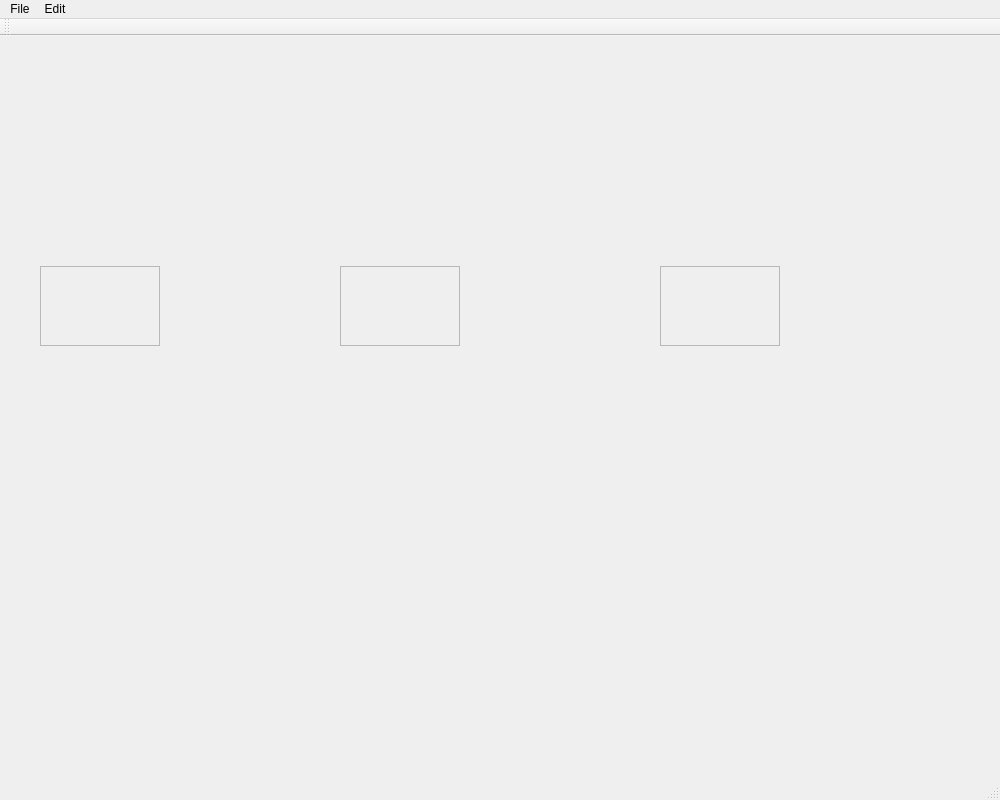
The window that res/ui/sandboxwindow.ui (kaizxr/cafl) describes before a commit, drawn with Qt 5.
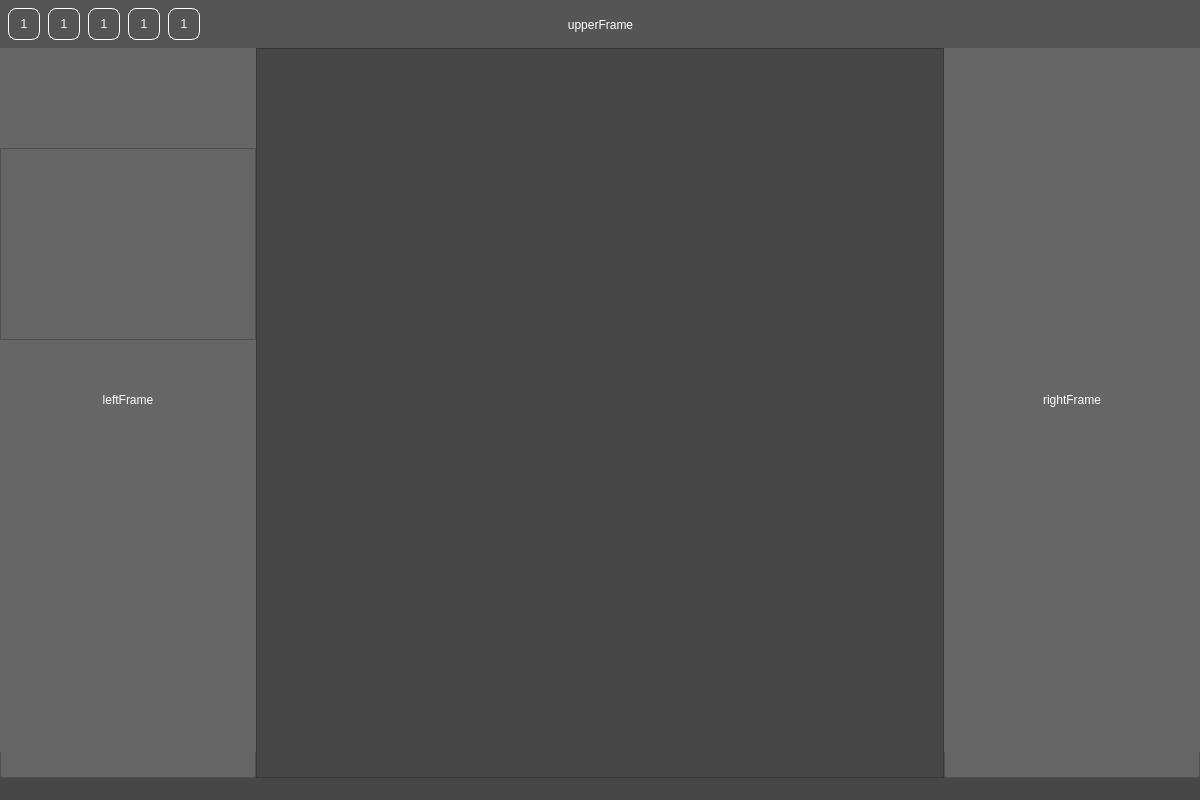
The same window after the commit.

Patch:
```diff
--- a/res/ui/sandboxwindow.ui
+++ b/res/ui/sandboxwindow.ui
@@ -6,106 +6,381 @@
    <rect>
     <x>0</x>
     <y>0</y>
-    <width>1000</width>
+    <width>1200</width>
     <height>800</height>
    </rect>
   </property>
   <property name="windowTitle">
    <string>SandboxWindow</string>
   </property>
+  <property name="styleSheet">
+   <string notr="true">background-color: rgb(71, 71, 71);
+color: rgb(255, 255, 255);</string>
+  </property>
   <widget class="QWidget" name="centralwidget">
-   <widget class="QFrame" name="frame">
-    <property name="geometry">
-     <rect>
-      <x>40</x>
-      <y>230</y>
-      <width>120</width>
-      <height>80</height>
-     </rect>
+   <layout class="QHBoxLayout" name="horizontalLayout_2">
+    <property name="spacing">
+     <number>0</number>
     </property>
-    <property name="frameShape">
-     <enum>QFrame::StyledPanel</enum>
+    <property name="leftMargin">
+     <number>0</number>
     </property>
-    <property name="frameShadow">
-     <enum>QFrame::Raised</enum>
+    <property name="topMargin">
+     <number>0</number>
     </property>
-   </widget>
-   <widget class="QFrame" name="frame_2">
-    <property name="geometry">
-     <rect>
-      <x>340</x>
-      <y>230</y>
-      <width>120</width>
-      <height>80</height>
-     </rect>
+    <property name="rightMargin">
+     <number>0</number>
     </property>
-    <property name="frameShape">
-     <enum>QFrame::StyledPanel</enum>
+    <property name="bottomMargin">
+     <number>0</number>
     </property>
-    <property name="frameShadow">
-     <enum>QFrame::Raised</enum>
-    </property>
-   </widget>
-   <widget class="QFrame" name="frame_3">
-    <property name="geometry">
-     <rect>
-      <x>660</x>
-      <y>230</y>
-      <width>120</width>
-      <height>80</height>
-     </rect>
-    </property>
-    <property name="frameShape">
-     <enum>QFrame::StyledPanel</enum>
-    </property>
-    <property name="frameShadow">
-     <enum>QFrame::Raised</enum>
-    </property>
-   </widget>
-  </widget>
-  <widget class="QMenuBar" name="menubar">
-   <property name="geometry">
-    <rect>
-     <x>0</x>
-     <y>0</y>
-     <width>1000</width>
-     <height>21</height>
-    </rect>
-   </property>
-   <widget class="QMenu" name="menuFile">
-    <property name="title">
-     <string>File</string>
-    </property>
-    <addaction name="actionNewFile"/>
-    <addaction name="actionOpenFile"/>
-    <addaction name="actionSaveAs"/>
-    <addaction name="actionExit"/>
-   </widget>
-   <widget class="QMenu" name="menuEdit">
-    <property name="title">
-     <string>Edit</string>
-    </property>
-    <addaction name="actionCopy"/>
-    <addaction name="actionPaste"/>
-    <addaction name="actionCut"/>
-    <addaction name="actionUndo"/>
-    <addaction name="actionRedo"/>
-   </widget>
-   <addaction name="menuFile"/>
-   <addaction name="menuEdit"/>
+    <item>
+     <layout class="QVBoxLayout" name="vLayout">
+      <property name="spacing">
+       <number>0</number>
+      </property>
+      <item>
+       <widget class="QFrame" name="upperFrame">
+        <property name="maximumSize">
+         <size>
+          <width>16777215</width>
+          <height>48</height>
+         </size>
+        </property>
+        <property name="styleSheet">
+         <string notr="true">background-color: rgb(85, 85, 85);</string>
+        </property>
+        <property name="frameShape">
+         <enum>QFrame::StyledPanel</enum>
+        </property>
+        <property name="frameShadow">
+         <enum>QFrame::Raised</enum>
+        </property>
+        <widget class="QWidget" name="horizontalLayoutWidget_2">
+         <property name="geometry">
+          <rect>
+           <x>0</x>
+           <y>0</y>
+           <width>1201</width>
+           <height>51</height>
+          </rect>
+         </property>
+         <layout class="QHBoxLayout" name="horizontalLayout_4">
+          <item>
+           <widget class="QFrame" name="frame">
+            <property name="minimumSize">
+             <size>
+              <width>208</width>
+              <height>0</height>
+             </size>
+            </property>
+            <widget class="QPushButton" name="pushButton">
+             <property name="geometry">
+              <rect>
+               <x>8</x>
+               <y>8</y>
+               <width>32</width>
+               <height>32</height>
+              </rect>
+             </property>
+             <property name="styleSheet">
+              <string notr="true">QPushButton {
+	border: 1px solid #ffffff;
+    border-radius: 8px;
+}
+
+QPushButton:pressed {
+	background-color: rgba(118, 223, 211,50);
+}</string>
+             </property>
+             <property name="text">
+              <string>1</string>
+             </property>
+            </widget>
+            <widget class="QPushButton" name="pushButton_1">
+             <property name="geometry">
+              <rect>
+               <x>48</x>
+               <y>8</y>
+               <width>32</width>
+               <height>32</height>
+              </rect>
+             </property>
+             <property name="styleSheet">
+              <string notr="true">QPushButton {
+	border: 1px solid #ffffff;
+    border-radius: 8px;
+}
+
+QPushButton:pressed {
+	background-color: rgba(118, 223, 211,50);
+}</string>
+             </property>
+             <property name="text">
+              <string>1</string>
+             </property>
+            </widget>
+            <widget class="QPushButton" name="pushButton_2">
+             <property name="geometry">
+              <rect>
+               <x>88</x>
+               <y>8</y>
+               <width>32</width>
+               <height>32</height>
+              </rect>
+             </property>
+             <property name="styleSheet">
+              <string notr="true">QPushButton {
+	border: 1px solid #ffffff;
+    border-radius: 8px;
+}
+
+QPushButton:pressed {
+	background-color: rgba(118, 223, 211,50);
+}</string>
+             </property>
+             <property name="text">
+              <string>1</string>
+             </property>
+            </widget>
+            <widget class="QPushButton" name="pushButton_3">
+             <property name="geometry">
+              <rect>
+               <x>128</x>
+               <y>8</y>
+               <width>32</width>
+               <height>32</height>
+              </rect>
+             </property>
+             <property name="styleSheet">
+              <string notr="true">QPushButton {
+	border: 1px solid #ffffff;
+    border-radius: 8px;
+}
+
+QPushButton:pressed {
+	background-color: rgba(118, 223, 211,50);
+}</string>
+             </property>
+             <property name="text">
+              <string>1</string>
+             </property>
+            </widget>
+            <widget class="QPushButton" name="pushButton_4">
+             <property name="geometry">
+              <rect>
+               <x>168</x>
+               <y>8</y>
+               <width>32</width>
+               <height>32</height>
+              </rect>
+             </property>
+             <property name="styleSheet">
+              <string notr="true">QPushButton {
+	border: 1px solid #ffffff;
+    border-radius: 8px;
+}
+
+QPushButton:pressed {
+	background-color: rgba(118, 223, 211,50);
+}</string>
+             </property>
+             <property name="text">
+              <string>1</string>
+             </property>
+             <property name="autoDefault">
+              <bool>false</bool>
+             </property>
+             <property name="default">
+              <bool>false</bool>
+             </property>
+             <property name="flat">
+              <bool>false</bool>
+             </property>
+            </widget>
+           </widget>
+          </item>
+          <item>
+           <spacer name="horizontalSpacer">
+            <property name="orientation">
+             <enum>Qt::Horizontal</enum>
+            </property>
+            <property name="sizeHint" stdset="0">
+             <size>
+              <width>40</width>
+              <height>20</height>
+             </size>
+            </property>
+           </spacer>
+          </item>
+          <item>
+           <widget class="QLabel" name="label">
+            <property name="sizePolicy">
+             <sizepolicy hsizetype="Expanding" vsizetype="Preferred">
+              <horstretch>0</horstretch>
+              <verstretch>0</verstretch>
+             </sizepolicy>
+            </property>
+            <property name="minimumSize">
+             <size>
+              <width>224</width>
+              <height>0</height>
+             </size>
+            </property>
+            <property name="maximumSize">
+             <size>
+              <width>16777215</width>
+              <height>48</height>
+             </size>
+            </property>
+            <property name="text">
+             <string>upperFrame</string>
+            </property>
+            <property name="alignment">
+             <set>Qt::AlignCenter</set>
+            </property>
+           </widget>
+          </item>
+          <item>
+           <spacer name="horizontalSpacer_2">
+            <property name="orientation">
+             <enum>Qt::Horizontal</enum>
+            </property>
+            <property name="sizeHint" stdset="0">
+             <size>
+              <width>40</width>
+              <height>20</height>
+             </size>
+            </property>
+           </spacer>
+          </item>
+          <item>
+           <widget class="QWidget" name="widget" native="true">
+            <property name="minimumSize">
+             <size>
+              <width>208</width>
+              <height>0</height>
+             </size>
+            </property>
+           </widget>
+          </item>
+         </layout>
+        </widget>
+       </widget>
+      </item>
+      <item>
+       <layout class="QHBoxLayout" name="hLayout">
+        <property name="spacing">
+         <number>0</number>
+        </property>
+        <item>
+         <widget class="QFrame" name="leftFrame">
+          <property name="maximumSize">
+           <size>
+            <width>256</width>
+            <height>16777215</height>
+           </size>
+          </property>
+          <property name="styleSheet">
+           <string notr="true">border-color: rgb(112, 0, 0);
+background-color: rgb(102, 102, 102);</string>
+          </property>
+          <property name="frameShape">
+           <enum>QFrame::StyledPanel</enum>
+          </property>
+          <property name="frameShadow">
+           <enum>QFrame::Raised</enum>
+          </property>
+          <widget class="QLabel" name="label_3">
+           <property name="geometry">
+            <rect>
+             <x>0</x>
+             <y>0</y>
+             <width>256</width>
+             <height>704</height>
+            </rect>
+           </property>
+           <property name="text">
+            <string>leftFrame</string>
+           </property>
+           <property name="alignment">
+            <set>Qt::AlignCenter</set>
+           </property>
+          </widget>
+          <widget class="QListWidget" name="listWidget">
+           <property name="geometry">
+            <rect>
+             <x>0</x>
+             <y>100</y>
+             <width>256</width>
+             <height>192</height>
+            </rect>
+           </property>
+          </widget>
+         </widget>
+        </item>
+        <item>
+         <widget class="QFrame" name="mainFrame">
+          <property name="mouseTracking">
+           <bool>false</bool>
+          </property>
+          <property name="frameShape">
+           <enum>QFrame::StyledPanel</enum>
+          </property>
+          <property name="frameShadow">
+           <enum>QFrame::Raised</enum>
+          </property>
+         </widget>
+        </item>
+        <item>
+         <widget class="QFrame" name="rightFrame">
+          <property name="maximumSize">
+           <size>
+            <width>256</width>
+            <height>16777215</height>
+           </size>
+          </property>
+          <property name="styleSheet">
+           <string notr="true">border-color: rgb(112, 0, 0);
+background-color: rgb(102, 102, 102);</string>
+          </property>
+          <property name="frameShape">
+           <enum>QFrame::StyledPanel</enum>
+          </property>
+          <property name="frameShadow">
+           <enum>QFrame::Raised</enum>
+          </property>
+          <widget class="QLabel" name="label_4">
+           <property name="geometry">
+            <rect>
+             <x>0</x>
+             <y>0</y>
+             <width>256</width>
+             <height>704</height>
+            </rect>
+           </property>
+           <property name="sizePolicy">
+            <sizepolicy hsizetype="Preferred" vsizetype="Preferred">
+             <horstretch>0</horstretch>
+             <verstretch>0</verstretch>
+            </sizepolicy>
+           </property>
+           <property name="text">
+            <string>rightFrame</string>
+           </property>
+           <property name="alignment">
+            <set>Qt::AlignCenter</set>
+           </property>
+          </widget>
+         </widget>
+        </item>
+       </layout>
+      </item>
+     </layout>
+    </item>
+   </layout>
   </widget>
   <widget class="QStatusBar" name="statusbar"/>
-  <widget class="QToolBar" name="toolBar">
-   <property name="windowTitle">
-    <string>toolBar</string>
-   </property>
-   <attribute name="toolBarArea">
-    <enum>TopToolBarArea</enum>
-   </attribute>
-   <attribute name="toolBarBreak">
-    <bool>false</bool>
-   </attribute>
-  </widget>
   <action name="actionNewFile">
    <property name="text">
     <string>New File</string>
```
